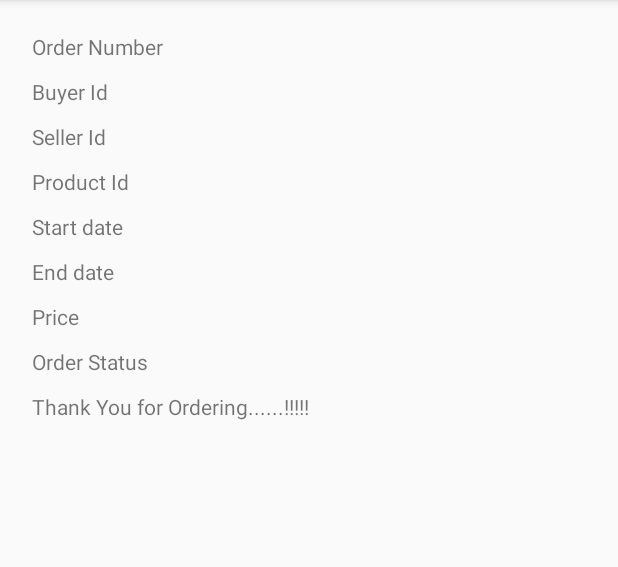
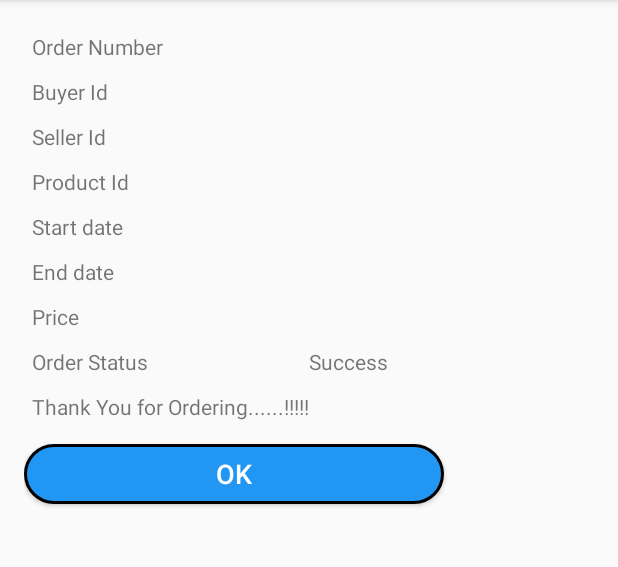
Before and after one commit to geetindersingh29/sih2k19_keyboard_crackers, an Android app: the buyerfinaldetails screen opened directly, with no data from a screen before it, on a phone screen of 412 x 824 dp, the part 84-651 px from its top. Run offline under Robolectric (Android 15) with nearby library versions, the phone set to English and light mode, and no system bars; our stand-ins replace Firebase (no records; nobody signed in at launch, a user with empty details on screens opened directly).

Commit message:
New version

```diff
--- a/app/src/main/java/com/example/geetinder/efficientfarmingapp/buyerfinaldetails.java
+++ b/app/src/main/java/com/example/geetinder/efficientfarmingapp/buyerfinaldetails.java
@@ -1,11 +1,15 @@
 package com.example.geetinder.efficientfarmingapp;
 
+import android.content.Intent;
 import android.os.Bundle;
 import android.support.annotation.NonNull;
 import android.support.v7.app.AppCompatActivity;
+import android.view.View;
 import android.widget.Button;
 import android.widget.TextView;
 
+import com.example.geetinder.efficientfarmingapp.AccountActivity.LoginActivity;
+import com.example.geetinder.efficientfarmingapp.AccountActivity.SignupActivity;
 import com.google.firebase.database.DataSnapshot;
 import com.google.firebase.database.DatabaseError;
 import com.google.firebase.database.DatabaseReference;
@@ -16,7 +20,7 @@ public class buyerfinaldetails extends AppCompatActivity {
 
     TextView oid, bid, sid, pid, startdate, enddate, price, orderstatus;
     private DatabaseReference mItemDatabase;
-
+    private Button btnSignup;
 
     @Override
     protected void onCreate(Bundle savedInstanceState) {
@@ -39,7 +43,7 @@ public class buyerfinaldetails extends AppCompatActivity {
         startdate.setText(getIntent().getStringExtra("rtdate"));
         enddate.setText(getIntent().getStringExtra("reqdate"));
         price.setText(getIntent().getStringExtra("amount"));
-        orderstatus.setText(getIntent().getStringExtra("status"));
+        orderstatus.setText("Success");
 
         mItemDatabase = FirebaseDatabase.getInstance().getReference("users");
         BusyWait.showBusyWait(buyerfinaldetails.this);
@@ -93,6 +97,14 @@ public class buyerfinaldetails extends AppCompatActivity {
         });
 
 
+        btnSignup = (Button) findViewById(R.id.btn_ok);
+        btnSignup.setOnClickListener(new View.OnClickListener() {
+            @Override
+            public void onClick(View v) {
+                startActivity(new Intent(buyerfinaldetails.this, buyorsell.class));
+            }
+        });
+
         /*
         order.setText();
         paymode.setText();
--- a/app/src/main/java/com/example/geetinder/efficientfarmingapp/buyerorderdate.java
+++ b/app/src/main/java/com/example/geetinder/efficientfarmingapp/buyerorderdate.java
@@ -288,7 +288,7 @@ public class buyerorderdate extends AppCompatActivity {
                     startActivity(intent1);*/
 
                     AlertDialog.Builder builder = new AlertDialog.Builder(buyerorderdate.this);
-                    builder.setMessage("product uploaded successfully.")
+                    builder.setMessage("Your Order is succesfully created.")
                             .setCancelable(false)
 
                             .setPositiveButton("Proceed", new DialogInterface.OnClickListener() {
@@ -308,7 +308,7 @@ public class buyerorderdate extends AppCompatActivity {
                             });
 
                     AlertDialog reset = builder.create();
-                    reset.setTitle("sucess");
+                    reset.setTitle("Success");
                     reset.show();
 
 
--- a/app/src/main/java/com/example/geetinder/efficientfarmingapp/buyersecond.java
+++ b/app/src/main/java/com/example/geetinder/efficientfarmingapp/buyersecond.java
@@ -62,7 +62,7 @@ public class buyersecond extends AppCompatActivity {
             public void onDataChange(@NonNull DataSnapshot dataSnapshot) {
                 for (DataSnapshot looping : dataSnapshot.getChildren()) {
                     final Item itemref = looping.getValue(Item.class);
-                    arraylistitems.add(itemref);
+                        arraylistitems.add(itemref);
                 }
                 mAdapter = new ItemAdapter(buyersecond.this, arraylistitems);
                 itemlist.setAdapter(mAdapter);
--- a/app/src/main/res/layout/activity_buyerfinaldetails.xml
+++ b/app/src/main/res/layout/activity_buyerfinaldetails.xml
@@ -229,4 +229,16 @@
 
 
     </LinearLayout>
+
+    <Button
+        android:id="@+id/btn_ok"
+        android:layout_width="280dp"
+        android:layout_height="40dp"
+        android:layout_marginTop="10dip"
+        android:background="@drawable/button_rounded_bg"
+        android:text="OK"
+        android:textColor="@color/white"
+        android:textSize="18dp"
+        />
+
    </LinearLayout>
```
Also changed, not shown: app/src/main/java/com/example/geetinder/efficientfarmingapp/order_adapter.java (+70 -12 lines).
